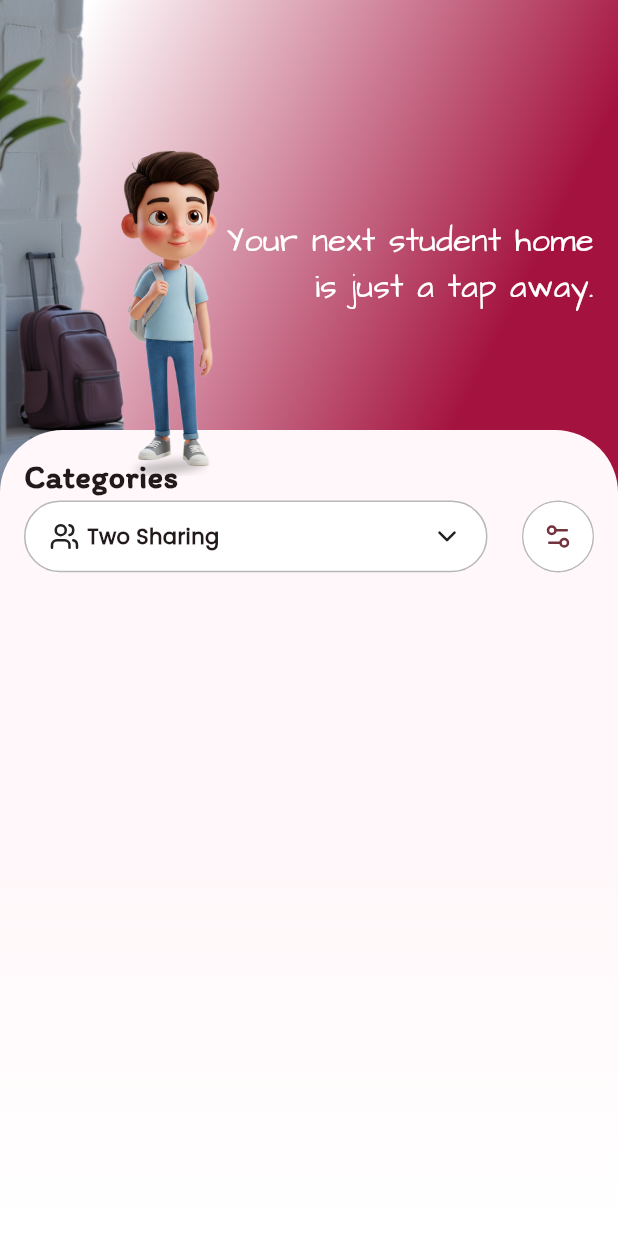
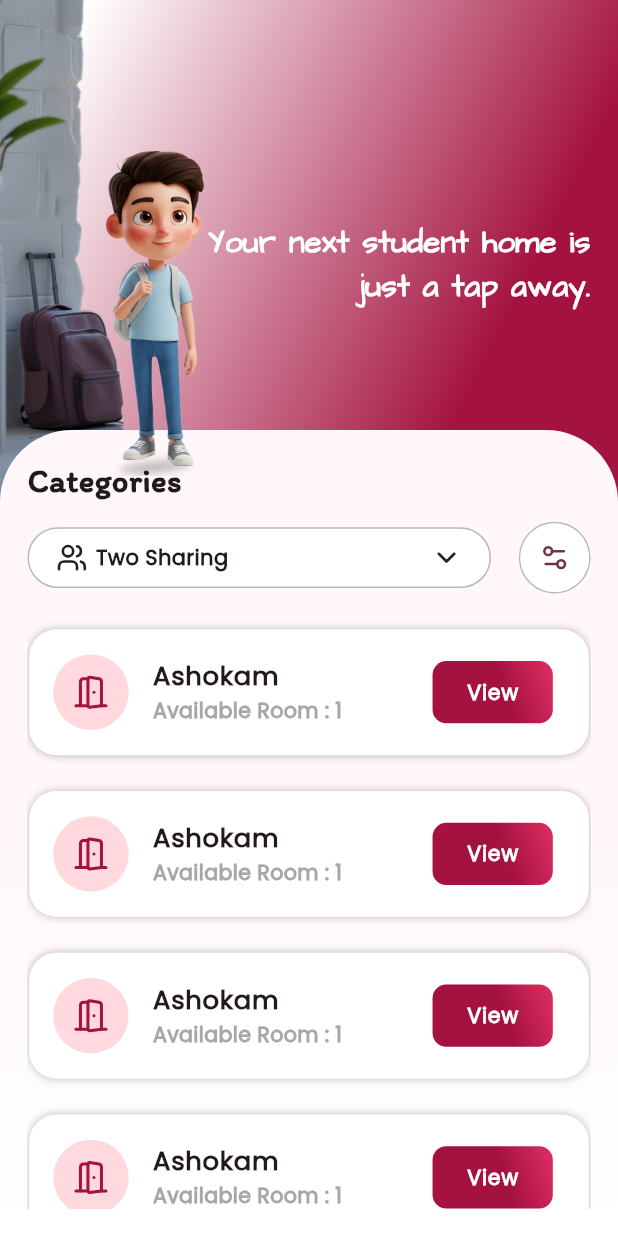
Before and after one commit to Abhijith792001/hostelApp, a Flutter app: the screen it shows after launch, on a phone screen of 412 x 824 dp. Run offline on Flutter 3.47's test engine with Material 3 defaults, Android fonts, the phone set to English and light mode, and no system bars; our stand-ins replace flutter_screenutil, get, lucide_icons.

Commit message:
hostel room page ui complted

```diff
--- a/lib/screens/home_screen.dart
+++ b/lib/screens/home_screen.dart
@@ -1,6 +1,7 @@
 import 'package:flutter/material.dart';
 import 'package:flutter_screenutil/flutter_screenutil.dart';
 import 'package:get/get.dart';
+import 'package:hostel/screens/hostel_screen.dart';
 import 'package:lucide_icons/lucide_icons.dart';
 
 class HomeScreen extends StatelessWidget {
@@ -41,7 +42,7 @@ class HomeScreen extends StatelessWidget {
                         ),
                         Container(
                           alignment: Alignment.center,
-                          padding: EdgeInsets.all(16),
+                          padding: EdgeInsets.all(16.sp),
                           width: 260.w,
                           height: 295.h,
                           // color: Colors.amber,
@@ -49,9 +50,10 @@ class HomeScreen extends StatelessWidget {
                             'Your next student home is just a tap away.',
                             textAlign: TextAlign.right,
                             style: TextStyle(
-                              fontSize: 19.sp,
+                              fontSize: 18.sp,
                               fontFamily: 'ArchitectsDaughter',
                               color: Colors.white,
+                              fontWeight: FontWeight.w600,
                             ),
                           ),
                         ),
@@ -63,11 +65,11 @@ class HomeScreen extends StatelessWidget {
               Positioned(
                 bottom: 0,
                 child: Container(
-                  padding: EdgeInsets.all(16),
+                  padding: EdgeInsets.all(16.sp),
                   decoration: BoxDecoration(
                     borderRadius: BorderRadius.only(
-                      topRight: Radius.circular(42),
-                      topLeft: Radius.circular(42),
+                      topRight: Radius.circular(42.sp),
+                      topLeft: Radius.circular(42.sp),
                     ),
                     gradient: LinearGradient(
                       begin: Alignment(0.50, -0.00),
@@ -92,33 +94,42 @@ class HomeScreen extends StatelessWidget {
                           ),
                         ],
                       ),
-                      Row(
+                      Container(
+                        margin: EdgeInsets.only(top: 10.h, bottom: 10.h),
+                        child: Row(
                           crossAxisAlignment: CrossAxisAlignment.center,
                           mainAxisAlignment: MainAxisAlignment.spaceBetween,
                           children: [
                             Container(
                               alignment: Alignment.center,
-                            padding: EdgeInsets.symmetric(horizontal: 16),
-                            height: 40.h,
+                              padding: EdgeInsets.symmetric(horizontal: 16.w),
+                              height: 34.h,
                               width: Get.width * .75,
                               decoration: BoxDecoration(
                                 color: Colors.white,
                                 border: Border.all(
-                                color: const Color.fromARGB(255, 184, 184, 184),
+                                  color: const Color.fromARGB(
+                                    255,
+                                    184,
+                                    184,
+                                    184,
+                                  ),
                                 ),
                                 borderRadius: BorderRadius.all(
-                                Radius.circular(42),
+                                  Radius.circular(42.sp),
                                 ),
                               ),
                               child: Row(
-                              mainAxisAlignment: MainAxisAlignment.spaceBetween,
+                                mainAxisAlignment:
+                                    MainAxisAlignment.spaceBetween,
                                 children: [
                                   Row(
-                                  spacing: 5,
-                                  crossAxisAlignment: CrossAxisAlignment.start,
+                                    spacing: 5.sp,
+                                    crossAxisAlignment:
+                                        CrossAxisAlignment.start,
                                     mainAxisAlignment: MainAxisAlignment.start,
                                     children: [
-                                    Icon(LucideIcons.users, size: 20),
+                                      Icon(LucideIcons.users, size: 18.sp),
                                       Text(
                                         'Two Sharing',
                                         style: TextStyle(
@@ -128,7 +139,7 @@ class HomeScreen extends StatelessWidget {
                                     ],
                                   ),
 
-                                Icon(LucideIcons.chevronDown, size: 20),
+                                  Icon(LucideIcons.chevronDown, size: 18.sp),
                                 ],
                               ),
                             ),
@@ -136,19 +147,111 @@ class HomeScreen extends StatelessWidget {
                               decoration: BoxDecoration(
                                 color: Colors.white,
                                 border: Border.all(
-                                color: const Color.fromARGB(255, 184, 184, 184),
+                                  color: const Color.fromARGB(
+                                    255,
+                                    184,
+                                    184,
+                                    184,
+                                  ),
                                 ),
                                 borderRadius: BorderRadius.all(
-                                Radius.circular(42),
+                                  Radius.circular(42.sp),
                                 ),
                               ),
                               child: CircleAvatar(
                                 backgroundColor: Colors.white,
-                              radius: 23,
-                              child: Icon(LucideIcons.settings2,size: 20,),
+                                radius: 20.sp,
+                                child: Icon(LucideIcons.settings2, size: 18.sp),
                               ),
                             ),
                           ],
+                        ),
+                      ),
+                      Expanded(
+                        child: ListView.builder(
+                          padding: EdgeInsets.zero,
+                          itemCount: 10,
+                          itemBuilder: (BuildContext context, int index) {
+                            return Container(
+                              padding: EdgeInsets.symmetric(vertical: 5.h),
+                              margin: EdgeInsets.symmetric(
+                                horizontal: 1.w,
+                                vertical: 10.h,
+                              ),
+                              decoration: BoxDecoration(
+                                borderRadius: BorderRadius.all(
+                                  Radius.circular(16.sp),
+                                ),
+                                color: Colors.white,
+                                boxShadow: [
+                                  BoxShadow(
+                                    color: Color(0x3F000000),
+                                    blurRadius: 4,
+                                    offset: Offset(0, 0),
+                                    spreadRadius: 0,
+                                  ),
+                                ],
+                              ),
+                              child: ListTile(
+                                leading: CircleAvatar(
+                                  radius: 22.sp,
+                                  child: Icon(
+                                    LucideIcons.doorOpen,
+                                    color: Color.fromRGBO(164, 18, 63, 1),
+                                  ),
+                                ),
+                                title: SizedBox(
+                                  width: Get.width * 5,
+                                  child: Text(
+                                    'Ashokam',
+                                    style: TextStyle(
+                                      fontSize: 15.sp,
+                                      fontWeight: FontWeight.w600,
+                                    ),
+                                  ),
+                                ),
+                                subtitle: Text(
+                                  'Available Room : 1',
+                                  style: TextStyle(
+                                    fontSize: 12.sp,
+                                    fontWeight: FontWeight.w600,
+                                    color: Color.fromRGBO(168, 166, 172, 1),
+                                  ),
+                                ),
+                                trailing: Container(
+                                  padding: EdgeInsets.symmetric(
+                                    horizontal: 20.w,
+                                    vertical: 9.h,
+                                  ),
+                                  decoration: BoxDecoration(
+                                    borderRadius: BorderRadius.all(
+                                      Radius.circular(8.sp),
+                                    ),
+                                    gradient: LinearGradient(
+                                      begin: Alignment(0.30, 0.56),
+                                      end: Alignment(1.04, 0.08),
+                                      colors: [
+                                        const Color(0xFFA4123F),
+                                        const Color(0xFFD72A5F),
+                                      ],
+                                    ),
+                                  ),
+                                  child: InkWell(
+                                    onTap:()=> Get.to(HostelScreen()),
+                                    child: Text(
+                                      'View',
+                                      style: TextStyle(
+                                        color: Colors.white,
+                                        fontSize: 12.sp,
+                                        fontWeight: FontWeight.w600,
+                                      ),
+                                    ),
+                                  ),
+                                ),
+                              ),
+                            );
+                          },
+                        ),
                       ),
                     ],
                   ),
@@ -157,9 +260,9 @@ class HomeScreen extends StatelessWidget {
             ],
           ),
           Positioned(
-            left: 0,
+            left: -9.w,
             bottom: 420.h,
-            child: Container(
+            child: SizedBox(
               // color: Colors.amber,
               height: 200.h,
               width: 200.w,
```
Also changed, not shown: lib/screens/hostel_screen.dart (added, +239 -0 lines), assets/images/bg_hostel.png (added). Lines whose indentation alone changed are shown as unchanged.
